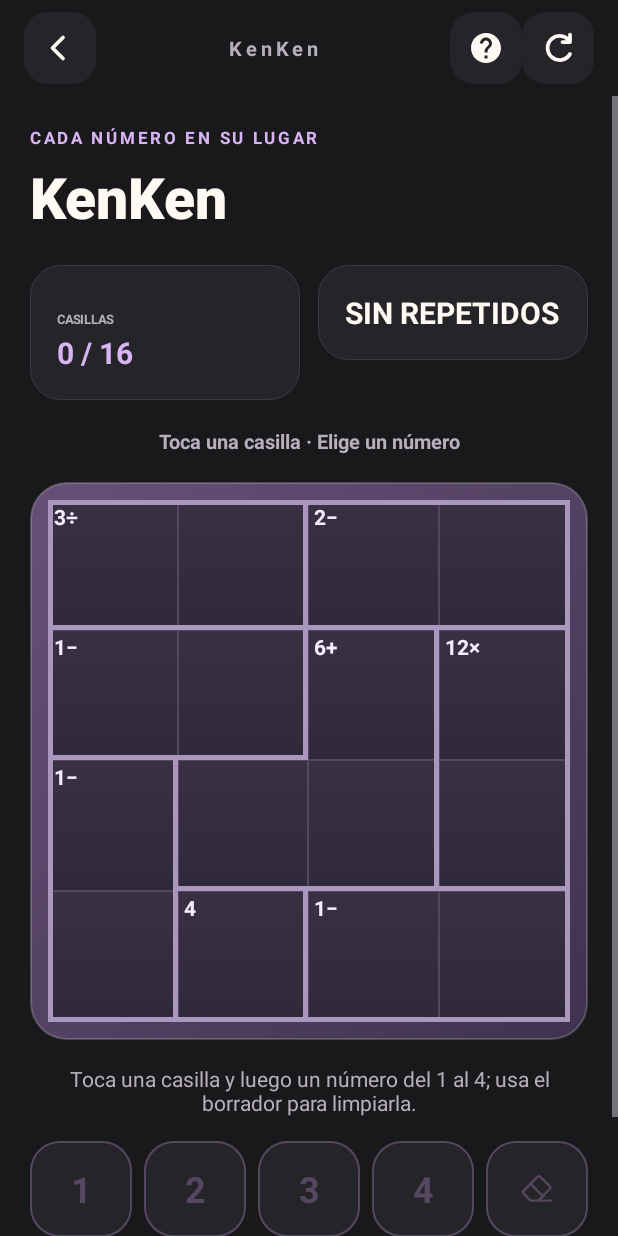
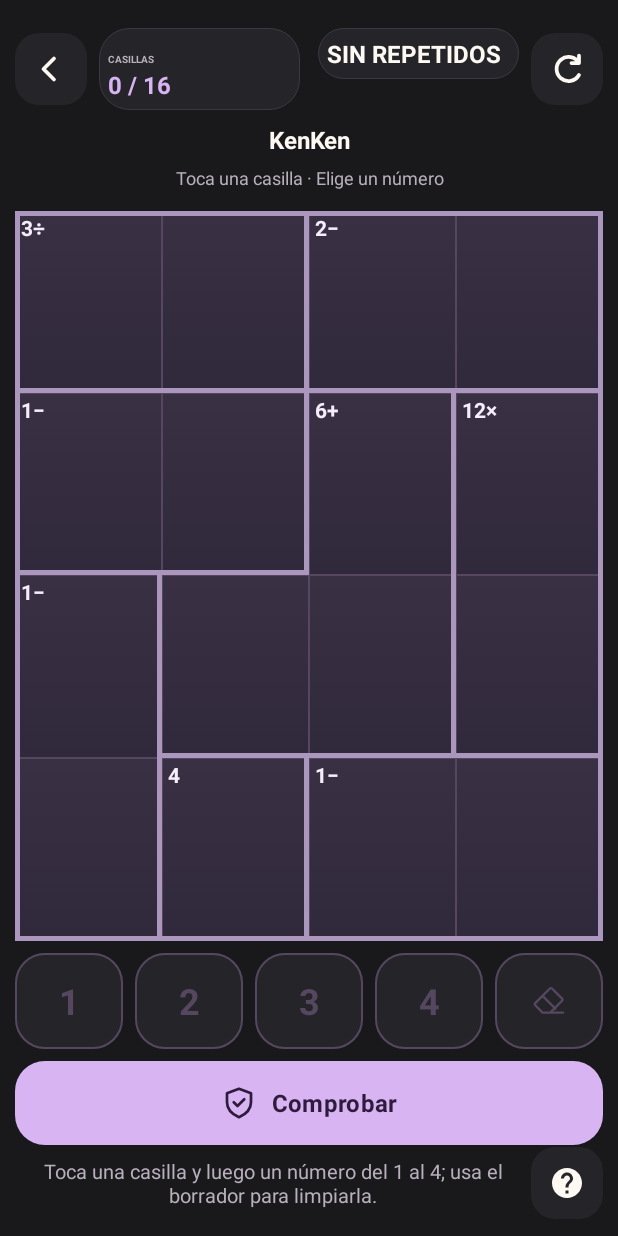
Before and after one commit to Eduarcito/Arcadia, an Android app: the KenKenActivity screen opened directly, with no data from a screen before it, on a phone screen of 412 x 824 dp. Run offline under Robolectric (Android 15) with nearby library versions, the phone set to English and light mode, and no system bars.

Commit message:
refactor: extract KenKen tools layout

```diff
--- a/app/src/main/java/com/example/arcadia/compartido/ui/PantallaPartidaView.kt
+++ b/app/src/main/java/com/example/arcadia/compartido/ui/PantallaPartidaView.kt
@@ -62,7 +62,7 @@ class PantallaPartidaView @JvmOverloads constructor(
         if (compacta != null) return
         val nueva = ContenidoPartidaCompactaBinding.inflate(LayoutInflater.from(context), this, false)
         (binding.indicadores.parent as ViewGroup).removeView(binding.indicadores)
-        binding.indicadores.compactar(20f, 8)
+        binding.indicadores.compactar(16f, 6)
         nueva.marcadores.addView(binding.indicadores)
         val vistaTablero = tableroAlternativo ?: binding.board
         (vistaTablero.parent as? ViewGroup)?.removeView(vistaTablero)
@@ -70,6 +70,7 @@ class PantallaPartidaView @JvmOverloads constructor(
         herramientas?.let { nueva.herramientas.addView(it) }
         previsualizacion?.let { nueva.previsualizacion.addView(it) }
         nueva.nombre.text = binding.title.text
+        ViewCompat.setAccessibilityHeading(nueva.nombre, true)
         nueva.gesto.text = binding.gestureHint.text
         nueva.status.text = binding.status.text
         nueva.back.setOnClickListener { volver?.invoke() }
@@ -108,17 +109,13 @@ class PantallaPartidaView @JvmOverloads constructor(
 
     fun alReiniciar(accion: () -> Unit) { reiniciar = accion; binding.encabezado.alReiniciar(accion) }
 
-    fun alSiguienteNivel(accion: () -> Unit) {
-        binding.siguienteNivel.setOnClickListener { accion() }
-    }
-
-    fun mostrarSiguienteNivel(visible: Boolean) {
-        binding.siguienteNivel.isVisible = visible
-    }
-
     fun mostrarEstado(recurso: Int) {
         binding.status.setText(recurso)
         compacta?.status?.setText(recurso)
+    }
+
+    fun colorEstado(recursoColor: Int) {
+        compacta?.status?.setTextColor(context.getColor(recursoColor))
     }
 
     fun mostrarEstado(texto: String) {
--- a/app/src/main/java/com/example/arcadia/juegos/kenken/KenKenActivity.kt
+++ b/app/src/main/java/com/example/arcadia/juegos/kenken/KenKenActivity.kt
@@ -1,54 +1,50 @@
 package com.example.arcadia.juegos.kenken
 
 import android.os.Bundle
+import android.view.LayoutInflater
 import androidx.activity.viewModels
-import androidx.core.content.ContextCompat
 import com.example.arcadia.R
 import com.example.arcadia.compartido.ui.ArcadeActivity
 import com.example.arcadia.databinding.ActivityKenkenBinding
+import com.example.arcadia.databinding.HerramientasKenkenBinding
 
 class KenKenActivity : ArcadeActivity() {
     private lateinit var binding: ActivityKenkenBinding
+    private lateinit var controles: HerramientasKenkenBinding
+    private lateinit var tablero: TableroKenKenView
     private val viewModel: KenKenViewModel by viewModels()
 
     override fun onCreate(savedInstanceState: Bundle?) {
         super.onCreate(savedInstanceState)
         binding = ActivityKenkenBinding.inflate(layoutInflater)
         setContentView(binding.root)
-        androidx.core.view.ViewCompat.setAccessibilityHeading(binding.tituloTablero, true)
         margenes(binding.root)
-        binding.encabezado.mostrarTitulo(getString(R.string.juego_kenken))
-        binding.encabezado.alVolver { finish() }
-        binding.encabezado.alMostrarAyuda {
-            com.google.android.material.dialog.MaterialAlertDialogBuilder(this)
-                .setTitle(R.string.arcade_help_title)
-                .setMessage(R.string.kenken_ayuda)
-                .setPositiveButton(android.R.string.ok, null)
-                .show()
-        }
-        binding.encabezado.alReiniciar {
+        tablero = TableroKenKenView(this)
+        controles = HerramientasKenkenBinding.inflate(LayoutInflater.from(this))
+        binding.pantalla.usarPantallaCompleta(tableroAlternativo = tablero, herramientas = controles.root)
+        binding.pantalla.alVolver { finish() }
+        binding.pantalla.alReiniciar {
             viewModel.reiniciar()
-            binding.tablero.mostrarJaulas(viewModel.rompecabezas)
+            tablero.mostrarJaulas(viewModel.rompecabezas)
             actualizarPantalla()
         }
-        binding.tablero.mostrarJaulas(viewModel.rompecabezas)
-        binding.tablero.alSeleccionarCasilla { fila, columna ->
+        tablero.mostrarJaulas(viewModel.rompecabezas)
+        tablero.alSeleccionarCasilla { fila, columna ->
             viewModel.seleccionarCasilla(fila, columna)
             actualizarPantalla()
         }
-        binding.controles.alIntroducirValor { valor ->
+        controles.controles.alIntroducirValor { valor ->
             val antes = viewModel.obtenerValores()
             viewModel.establecerValor(valor)
             if (viewModel.obtenerValores() != antes) respuesta()
             actualizarPantalla()
         }
-        binding.comprobar.setOnClickListener {
+        controles.comprobar.setOnClickListener {
             respuesta()
             viewModel.comprobar()
             actualizarPantalla()
-            animarRespuestaKenKen(binding.estado, escalaInicial = 1f, duracion = 180L)
             if (viewModel.resultado == ResultadoComprobacionKenKen.CORRECTO) {
-                binding.tablero.animarVictoria()
+                tablero.animarVictoria()
             }
         }
         actualizarPantalla()
@@ -58,10 +54,10 @@ class KenKenActivity : ArcadeActivity() {
         val seleccion = viewModel.casillaSeleccionada
         val habilitado = viewModel.resultado != ResultadoComprobacionKenKen.CORRECTO
         val duplicados = viewModel.indicesDuplicados()
-        binding.tablero.mostrarEstado(viewModel.obtenerValores(), seleccion, habilitado, duplicados)
-        binding.controles.habilitar(habilitado && seleccion != null)
-        binding.comprobar.isEnabled = habilitado
-        binding.indicadores.mostrar(
+        tablero.mostrarEstado(viewModel.obtenerValores(), seleccion, habilitado, duplicados)
+        controles.controles.habilitar(habilitado && seleccion != null)
+        controles.comprobar.isEnabled = habilitado
+        binding.pantalla.mostrarEstadisticas(
             getString(R.string.kenken_casillas_completadas, viewModel.obtenerValores().count { it != 0 }),
             if (duplicados.isEmpty()) {
                 getString(R.string.kenken_sin_repetidos)
@@ -75,12 +71,12 @@ class KenKenActivity : ArcadeActivity() {
             ResultadoComprobacionKenKen.INCORRECTO -> R.string.kenken_resultado_incorrecto
             ResultadoComprobacionKenKen.CORRECTO -> R.string.kenken_resultado_correcto
         }
-        binding.estado.setText(mensaje)
+        binding.pantalla.mostrarEstado(mensaje)
         val color = when (viewModel.resultado) {
             ResultadoComprobacionKenKen.CORRECTO -> R.color.kenken_incrementar_tinte
             ResultadoComprobacionKenKen.INCORRECTO -> R.color.kenken_borrar_tinte
             else -> R.color.kenken_texto_secundario
         }
-        binding.estado.setTextColor(ContextCompat.getColor(this, color))
+        binding.pantalla.colorEstado(color)
     }
 }
--- a/app/src/main/java/com/example/arcadia/juegos/petdoku/PetdokuActivity.kt
+++ b/app/src/main/java/com/example/arcadia/juegos/petdoku/PetdokuActivity.kt
@@ -27,9 +27,11 @@ class PetdokuActivity : PartidaArcadeActivity() {
         super.onCreate(savedInstanceState)
         preparar(ActivityPetdokuBinding.inflate(layoutInflater).root);modelo.cargar(guardado)
         reglasVisuales = ReglasVisualesPetdokuView(this)
-        pantalla.mostrarReglasVisuales(reglasVisuales)
-        pantalla.compactarCabecera()
-        pantalla.alSiguienteNivel { mostrarSelectorNivel() }
+        val botonNivel = com.google.android.material.button.MaterialButton(this).apply {
+            setText(R.string.arcade_pet_next)
+            setOnClickListener { mostrarSelectorNivel() }
+        }
+        pantalla.usarPantallaCompleta(herramientas = botonNivel, previsualizacion = reglasVisuales)
         pantalla.tablero.alTocar={ tocar(it,false) }
         pantalla.tablero.alDobleTocar={ tocar(it,true) }
         pantalla.tablero.alIniciarTrazo = { borrando = modelo.juego.marcas[it] == 2 }
@@ -74,7 +76,6 @@ class PetdokuActivity : PartidaArcadeActivity() {
             else -> getString(R.string.arcade_pet_progress,juego.mascotas.size) + "\n" + getString(if(juego.vidas<3) R.string.arcade_pet_error else R.string.arcade_pet_hint)
         })
         resolverFinDePartida()
-        pantalla.mostrarSiguienteNivel(true)
     }
 
     private fun mostrarSelectorNivel() {
--- a/app/src/main/res/layout/activity_arcade_game.xml
+++ b/app/src/main/res/layout/activity_arcade_game.xml
@@ -26,12 +26,6 @@
             <com.example.arcadia.compartido.ui.TableroArcadeView android:id="@+id/board" android:layout_width="match_parent" android:layout_height="wrap_content" android:layout_gravity="center_horizontal"/>
             <TextView android:id="@+id/status" android:layout_width="match_parent" android:layout_height="wrap_content" android:minHeight="58dp" android:paddingVertical="16dp" android:gravity="center" android:accessibilityLiveRegion="polite" android:textColor="@color/arcade_ink" android:textSize="14sp"/>
             <LinearLayout android:id="@+id/controls" android:layout_width="match_parent" android:layout_height="wrap_content" android:orientation="vertical">
-                <com.google.android.material.button.MaterialButton
-                    android:id="@+id/siguiente_nivel"
-                    android:layout_width="match_parent"
-                    android:layout_height="wrap_content"
-                    android:text="@string/arcade_pet_next"
-                    android:visibility="gone" />
             </LinearLayout>
             <com.example.arcadia.compartido.ui.AyudaJuegoView android:id="@+id/ayuda" android:layout_width="match_parent" android:layout_height="wrap_content" android:layout_marginTop="12dp" />
         </LinearLayout>
--- a/app/src/main/res/layout/activity_kenken.xml
+++ b/app/src/main/res/layout/activity_kenken.xml
@@ -1,120 +1,12 @@
 <?xml version="1.0" encoding="utf-8"?>
-<androidx.constraintlayout.widget.ConstraintLayout xmlns:android="http://schemas.android.com/apk/res/android"
+<com.example.arcadia.compartido.ui.PantallaPartidaView
+    xmlns:android="http://schemas.android.com/apk/res/android"
     xmlns:app="http://schemas.android.com/apk/res-auto"
+    android:id="@+id/pantalla"
     android:layout_width="match_parent"
     android:layout_height="match_parent"
-    android:background="@color/arcade_bg">
-
-    <com.example.arcadia.compartido.ui.EncabezadoJuegoView
-        android:id="@+id/encabezado"
-        android:layout_width="0dp"
-        android:layout_height="64dp"
-        app:mostrarReiniciar="true"
-        app:layout_constraintEnd_toEndOf="parent"
-        app:layout_constraintStart_toStartOf="parent"
-        app:layout_constraintTop_toTopOf="parent" />
-
-    <ScrollView
-        android:layout_width="0dp"
-        android:layout_height="0dp"
-        android:fillViewport="true"
-        app:layout_constraintStart_toStartOf="parent"
-        app:layout_constraintEnd_toEndOf="parent"
-        app:layout_constraintTop_toBottomOf="@id/encabezado"
-        app:layout_constraintBottom_toBottomOf="parent">
-
-        <androidx.constraintlayout.widget.ConstraintLayout android:layout_width="match_parent" android:layout_height="wrap_content">
-        <LinearLayout
-            android:layout_width="0dp"
-            android:layout_height="wrap_content"
-            android:orientation="vertical"
-            android:padding="20dp"
-            app:layout_constraintStart_toStartOf="parent"
-            app:layout_constraintEnd_toEndOf="parent"
-            app:layout_constraintTop_toTopOf="parent"
-            app:layout_constraintWidth_max="@dimen/ancho_contenido_max">
-
-            <TextView
-                android:layout_width="match_parent"
-                android:layout_height="wrap_content"
-                android:text="@string/kenken_lema"
-                android:textSize="11sp"
-                android:letterSpacing="0.16"
-                android:textStyle="bold"
-                android:textColor="@color/kenken_acento" />
-
-            <TextView
-                android:id="@+id/titulo_tablero"
-                android:layout_width="match_parent"
-                android:layout_height="wrap_content"
-                android:layout_marginTop="6dp"
-                android:layout_marginBottom="20dp"
-                android:text="@string/juego_kenken"
-                android:textSize="38sp"
-                android:fontFamily="sans-serif-black"
-                android:textStyle="bold"
-                android:textColor="@color/arcade_ink" />
-
-            <com.example.arcadia.compartido.ui.IndicadoresJuegoView
-                android:id="@+id/indicadores"
-                android:layout_width="match_parent"
-                android:layout_height="wrap_content"
-                app:acentoBloque="@color/kenken_acento"
-                app:tamanoIndicador="20sp" />
-
-            <TextView
-                android:layout_width="match_parent"
-                android:layout_height="wrap_content"
-                android:layout_marginVertical="18dp"
-                android:gravity="center"
-                android:text="@string/kenken_gesto"
-                android:textSize="13sp"
-                android:textStyle="bold"
-                android:textColor="@color/arcade_muted" />
-
-            <androidx.constraintlayout.widget.ConstraintLayout
-                android:id="@+id/zona_tablero"
-                android:layout_width="match_parent"
-                android:layout_height="wrap_content">
-                <com.example.arcadia.juegos.kenken.TableroKenKenView
-                    android:id="@+id/tablero"
-                    android:layout_width="0dp"
-                    android:layout_height="0dp"
-                    android:background="@drawable/fondo_tablero_kenken"
-                    app:layout_constraintWidth_max="460dp"
-                    app:layout_constraintDimensionRatio="1:1"
-                    app:layout_constraintStart_toStartOf="parent"
-                    app:layout_constraintEnd_toEndOf="parent"
-                    app:layout_constraintTop_toTopOf="parent"
-                    app:layout_constraintBottom_toBottomOf="parent" />
-            </androidx.constraintlayout.widget.ConstraintLayout>
-
-            <TextView
-                android:id="@+id/estado"
-                android:layout_width="match_parent"
-                android:layout_height="wrap_content"
-                android:minHeight="58dp"
-                android:paddingVertical="16dp"
-                android:gravity="center"
-                android:accessibilityLiveRegion="polite"
-                android:text="@string/kenken_instruccion_teclado"
-                android:textSize="14sp"
-                android:textColor="@color/kenken_texto_secundario" />
-
-            <com.example.arcadia.juegos.kenken.ControlesKenKenView
-                android:id="@+id/controles"
-                android:layout_width="match_parent"
-                android:layout_height="wrap_content"
-                android:layout_marginBottom="12dp" />
-
-            <com.google.android.material.button.MaterialButton
-                android:id="@+id/comprobar"
-                style="@style/Widget.Arcadia.BotonComprobarKenKen"
-                android:layout_width="match_parent"
-                android:layout_height="wrap_content"
-                android:text="@string/kenken_comprobar"
-                app:icon="@drawable/kenken_comprobar" />
-        </LinearLayout>
-        </androidx.constraintlayout.widget.ConstraintLayout>
-    </ScrollView>
-</androidx.constraintlayout.widget.ConstraintLayout>
+    app:tituloPartida="@string/juego_kenken"
+    app:instruccionesPartida="@string/kenken_ayuda"
+    app:lemaPartida="@string/kenken_lema"
+    app:gestoPartida="@string/kenken_gesto"
+    app:acentoPartida="@color/kenken_acento" />
--- a/app/src/main/res/layout/contenido_partida_compacta.xml
+++ b/app/src/main/res/layout/contenido_partida_compacta.xml
@@ -22,6 +22,6 @@
     <LinearLayout android:id="@+id/pie" android:layout_width="0dp" android:layout_height="wrap_content" android:gravity="center_vertical"
         app:layout_constraintBottom_toBottomOf="parent" app:layout_constraintStart_toStartOf="parent" app:layout_constraintEnd_toEndOf="parent">
         <TextView android:id="@+id/status" android:layout_width="0dp" android:layout_height="wrap_content" android:layout_weight="1" android:padding="8dp" android:gravity="center" android:textSize="13sp" android:maxLines="3" android:ellipsize="end" android:accessibilityLiveRegion="polite" android:textColor="@color/arcade_ink" />
-        <com.google.android.material.button.MaterialButton android:id="@+id/ayuda" style="@style/Widget.Material3.Button.TextButton" android:layout_width="48dp" android:layout_height="48dp" android:minWidth="0dp" android:padding="0dp" android:text="?" android:textSize="22sp" android:contentDescription="@string/arcade_help_title" />
+        <androidx.appcompat.widget.AppCompatImageButton android:id="@+id/ayuda" android:layout_width="48dp" android:layout_height="48dp" android:padding="13dp" android:background="@drawable/arcade_icon_button" android:src="@drawable/ic_ayuda" android:contentDescription="@string/arcade_help_title" />
     </LinearLayout>
 </androidx.constraintlayout.widget.ConstraintLayout>
--- /dev/null
+++ b/app/src/main/res/layout/herramientas_kenken.xml
@@ -0,0 +1,15 @@
+<?xml version="1.0" encoding="utf-8"?>
+<LinearLayout xmlns:android="http://schemas.android.com/apk/res/android"
+    xmlns:app="http://schemas.android.com/apk/res-auto"
+    android:layout_width="match_parent" android:layout_height="wrap_content" android:orientation="vertical">
+    <com.example.arcadia.juegos.kenken.ControlesKenKenView
+        android:id="@+id/controles"
+        android:layout_width="match_parent" android:layout_height="wrap_content"
+        android:layout_marginBottom="8dp" />
+    <com.google.android.material.button.MaterialButton
+        android:id="@+id/comprobar"
+        style="@style/Widget.Arcadia.BotonComprobarKenKen"
+        android:layout_width="match_parent" android:layout_height="wrap_content"
+        android:text="@string/kenken_comprobar"
+        app:icon="@drawable/kenken_comprobar" />
+</LinearLayout>
```
Also changed, not shown: 3 other files.
